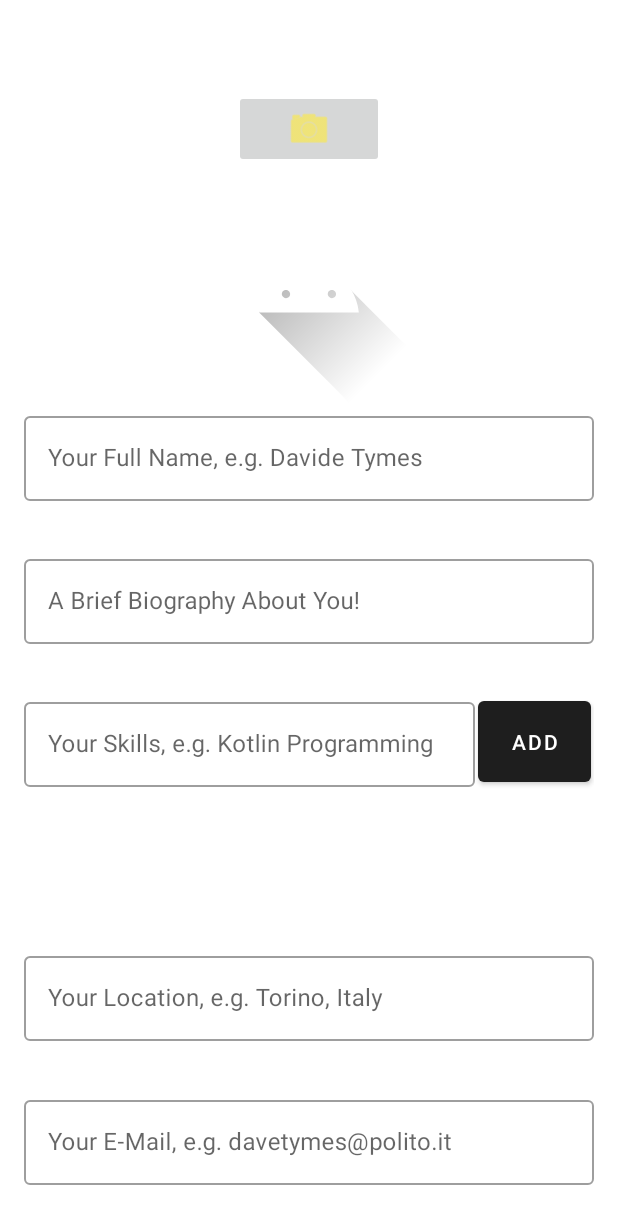
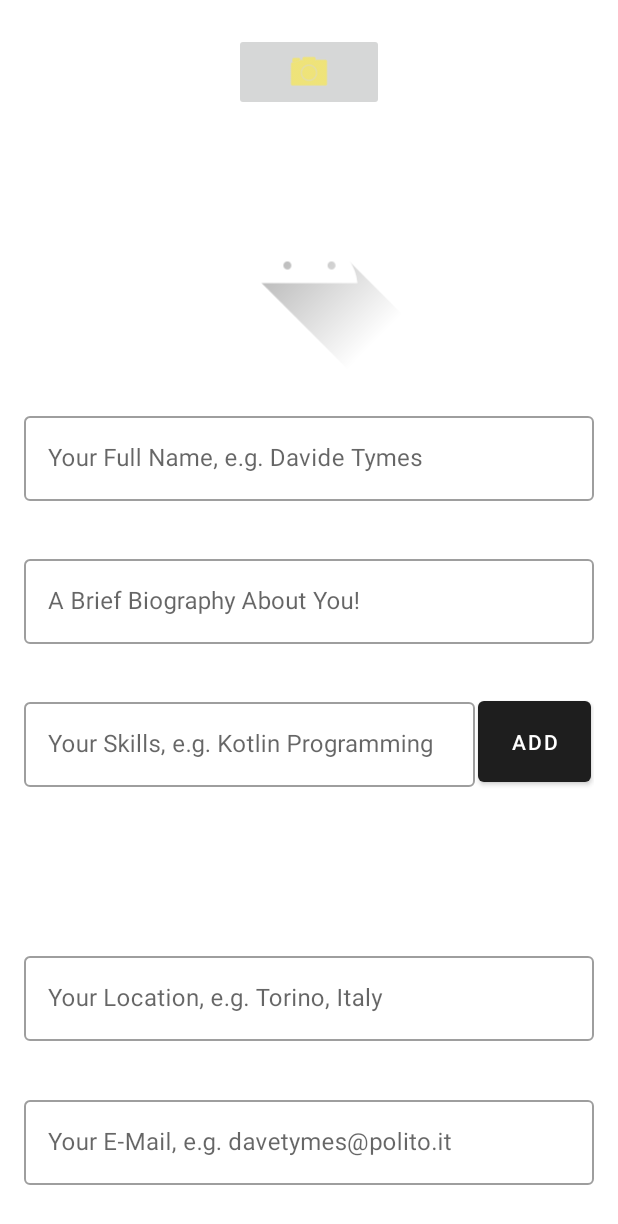
Before and after one commit to Smmehdihosseini/TymesBanking, an Android app: the layout fragment_edit_profile_activity.xml on its own in the app's theme, with its tools: preview values and no code run, on a phone screen of 412 x 824 dp. Shown: the top 1224 px of the screen. Run offline under Robolectric (Android 15) with nearby library versions, the light colour scheme and no system bars.

Commit message:
Added images to Profile

```diff
--- a/app/build.gradle
+++ b/app/build.gradle
@@ -41,6 +41,7 @@ android {
 dependencies {
 
     implementation platform('com.google.firebase:firebase-bom:30.0.1')
+    implementation 'com.google.firebase:firebase-storage-ktx'
     implementation 'com.google.firebase:firebase-analytics-ktx'
     implementation 'com.google.firebase:firebase-auth-ktx'
     implementation 'com.google.firebase:firebase-firestore-ktx'
@@ -62,7 +63,7 @@ dependencies {
     implementation "androidx.room:room-ktx:2.4.2"
     implementation 'com.google.firebase:firebase-database-ktx:20.0.5'
     implementation("org.jetbrains.kotlinx:kotlinx-coroutines-android:1.6.2")
-    implementation "org.jetbrains.kotlinx:kotlinx-coroutines-android:1.6.2"
+    implementation "org.jetbrains.kotlinx:kotlinx-coroutines-android:1.6.2"--
 
     kapt "androidx.room:room-compiler:2.4.2"
     testImplementation 'junit:junit:4.13.2'
--- a/app/src/main/AndroidManifest.xml
+++ b/app/src/main/AndroidManifest.xml
@@ -2,6 +2,7 @@
 <manifest xmlns:android="http://schemas.android.com/apk/res/android"
     package="it.polito.mad.g28.tymes">
 
+    <uses-permission android:name="android.permission.READ_EXTERNAL_STORAGE"/>
     <application
         android:allowBackup="true"
         android:icon="@mipmap/ic_launcher"
--- a/app/src/main/res/layout/fragment_edit_profile_activity.xml
+++ b/app/src/main/res/layout/fragment_edit_profile_activity.xml
@@ -4,10 +4,10 @@
     xmlns:tools="http://schemas.android.com/tools"
     android:layout_width="match_parent"
     android:layout_height="match_parent"
+    tools:context=".EditProfileActivity"
     android:focusableInTouchMode="true"
     android:clickable="true"
-    android:focusable="true"
-    tools:context=".EditProfileActivity">
+    android:focusable="true">
 
 
     <ImageButton
@@ -20,21 +20,24 @@
         app:layout_constraintBottom_toTopOf="@+id/user_picture"
         app:layout_constraintEnd_toEndOf="parent"
         app:layout_constraintStart_toStartOf="parent"
+        app:layout_constraintTop_toTopOf="parent"
         app:srcCompat="@android:drawable/ic_menu_camera"
         app:tint="#FFEB3B"
         tools:ignore="ImageContrastCheck" />
 
     <ImageView
         android:id="@+id/user_picture"
-        android:layout_width="match_parent"
-        android:layout_height="156dp"
-        android:layout_marginStart="0dp"
-        android:layout_marginEnd="0dp"
+        android:layout_width="150dp"
+        android:layout_height="150dp"
         android:layout_weight="0.2"
         android:contentDescription="@string/user_picture"
+        android:scaleType="fitCenter"
+        app:layout_constraintBottom_toBottomOf="@+id/guideline"
+        app:layout_constraintEnd_toEndOf="parent"
+        app:layout_constraintStart_toStartOf="parent"
+        app:layout_constraintTop_toBottomOf="@+id/edit_picture_button"
         tools:ignore="TextContrastCheck"
-        tools:srcCompat="@drawable/ic_launcher_foreground"
-        app:layout_constraintBottom_toBottomOf="@+id/guideline">
+        tools:srcCompat="@drawable/ic_launcher_foreground">
 
     </ImageView>
 
```
Also changed, not shown: app/src/main/java/it/polito/mad/g28/tymes/EditProfileActivity.kt (+75 -24 lines), app/src/main/java/it/polito/mad/g28/tymes/MainActivity.kt (+9 -3 lines), app/src/main/java/it/polito/mad/g28/tymes/ShowProfileActivity.kt (+31 -2 lines).
